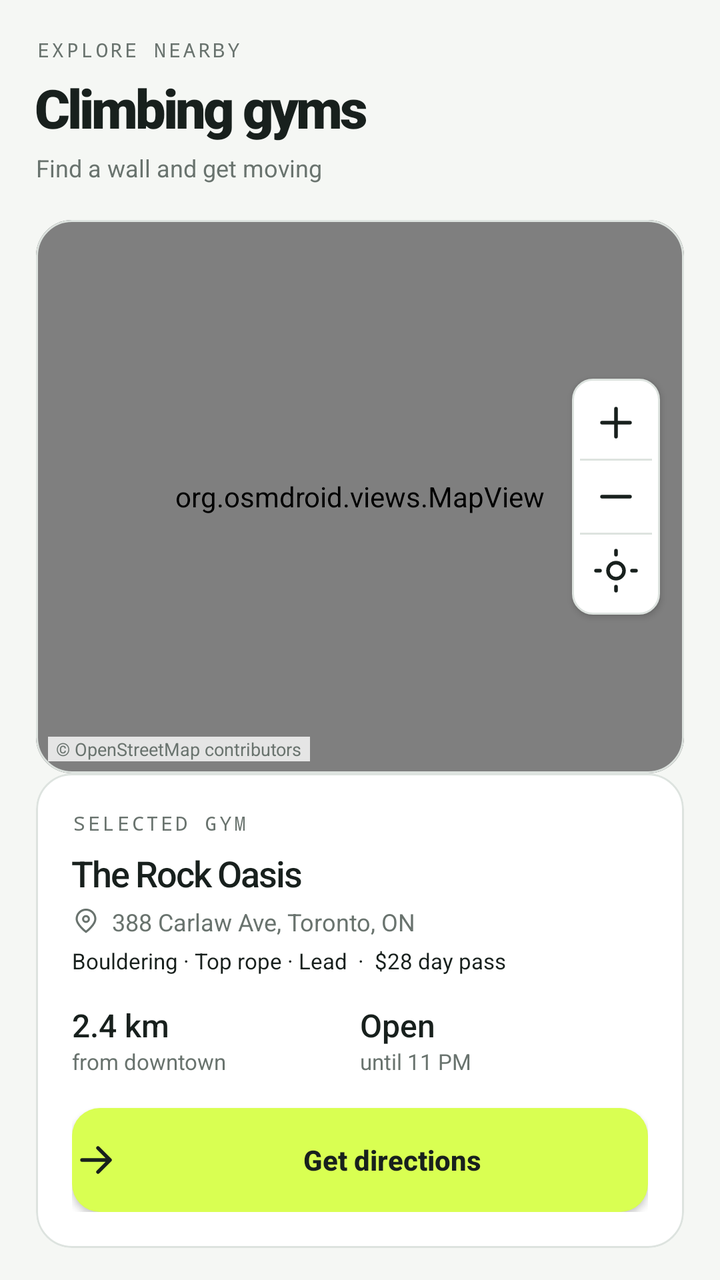
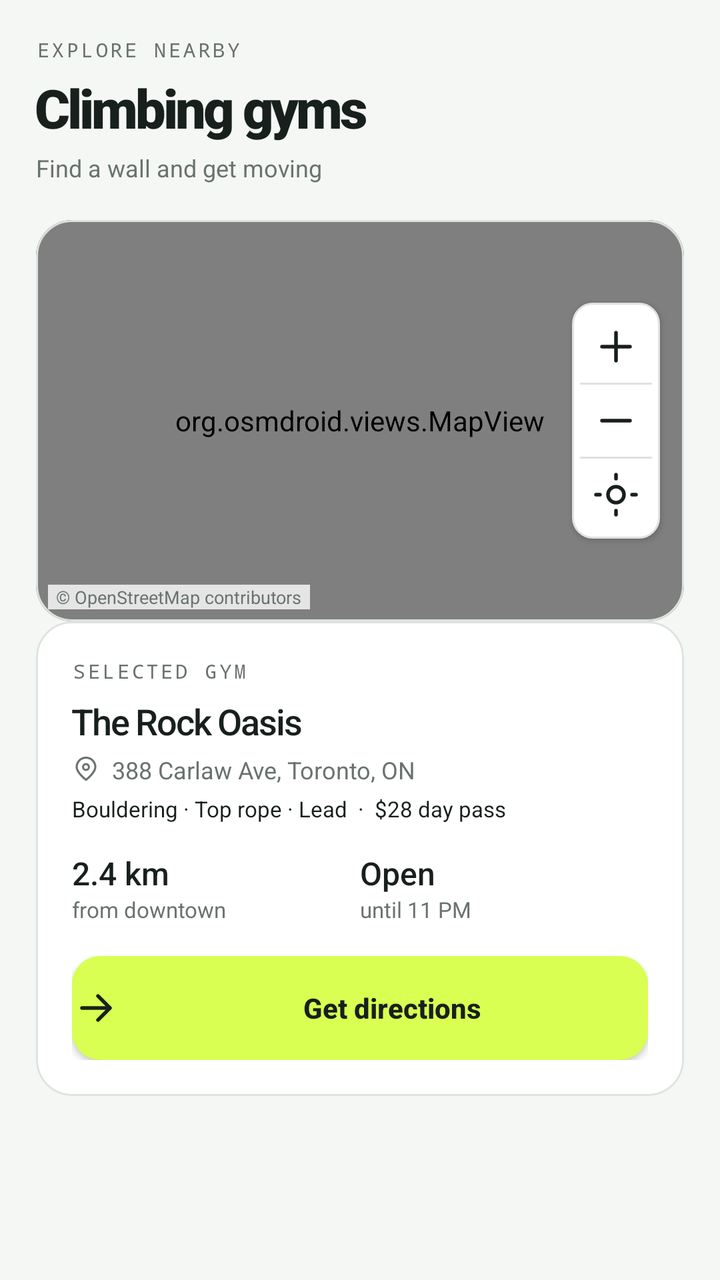

Before-and-after screenshots of an Android layout around one commit, followed by the original layout XML and the change that was made.
<!-- AndroidManifest.xml: application theme Theme.SendBeta -->
<!-- res/layout/fragment_map.xml -->
<?xml version="1.0" encoding="utf-8"?>
<androidx.constraintlayout.widget.ConstraintLayout
    xmlns:android="http://schemas.android.com/apk/res/android"
    xmlns:app="http://schemas.android.com/apk/res-auto"
    android:layout_width="match_parent"
    android:layout_height="match_parent"
    android:background="@color/paper">

    
    <LinearLayout
        android:id="@+id/header"
        android:layout_width="match_parent"
        android:layout_height="wrap_content"
        android:orientation="vertical"
        android:paddingHorizontal="18dp"
        android:paddingTop="18dp"
        app:layout_constraintTop_toTopOf="parent">

        <TextView
            android:layout_width="wrap_content"
            android:layout_height="wrap_content"
            android:fontFamily="monospace"
            android:letterSpacing="0.13"
            android:text="@string/explore_nearby"
            android:textAllCaps="true"
            android:textColor="@color/muted"
            android:textSize="10sp" />

        <TextView
            android:layout_width="wrap_content"
            android:layout_height="wrap_content"
            android:layout_marginTop="4dp"
            android:fontFamily="sans-serif-black"
            android:letterSpacing="-0.05"
            android:text="@string/climbing_gyms"
            android:textColor="@color/ink"
            android:textSize="27sp" />

        <TextView
            android:id="@+id/map_subtitle"
            android:layout_width="wrap_content"
            android:layout_height="wrap_content"
            android:layout_marginTop="4dp"
            android:text="@string/map_subtitle"
            android:textColor="@color/muted"
            android:textSize="12sp" />
    </LinearLayout>

    
    <HorizontalScrollView
        android:id="@+id/gym_chips_scroll"
        android:layout_width="match_parent"
        android:layout_height="wrap_content"
        android:layout_marginTop="10dp"
        android:clipToPadding="false"
        android:paddingHorizontal="18dp"
        android:scrollbars="none"
        app:layout_constraintTop_toBottomOf="@id/header">

        <com.google.android.material.chip.ChipGroup
            android:id="@+id/gym_chips"
            android:layout_width="wrap_content"
            android:layout_height="wrap_content"
            app:selectionRequired="true"
            app:singleLine="true"
            app:singleSelection="true" />
    </HorizontalScrollView>

    
    <com.google.android.material.card.MaterialCardView
        android:id="@+id/map_card"
        android:layout_width="match_parent"
        android:layout_height="0dp"
        android:layout_marginHorizontal="18dp"
        android:layout_marginTop="8dp"
        app:cardBackgroundColor="@color/line"
        app:cardCornerRadius="18dp"
        app:cardElevation="0dp"
        app:layout_constraintBottom_toTopOf="@id/gym_info_card"
        app:layout_constraintTop_toBottomOf="@id/gym_chips_scroll">

        <FrameLayout
            android:layout_width="match_parent"
            android:layout_height="match_parent">

            
            <org.osmdroid.views.MapView
                android:id="@+id/map_view"
                android:layout_width="match_parent"
                android:layout_height="match_parent" />

            
            <LinearLayout
                android:layout_width="wrap_content"
                android:layout_height="wrap_content"
                android:layout_gravity="end|center_vertical"
                android:layout_marginEnd="12dp"
                android:background="@drawable/map_controls_background"
                android:elevation="2dp"
                android:orientation="vertical"
                android:padding="4dp">

                <ImageButton
                    android:id="@+id/btn_zoom_in"
                    android:layout_width="36dp"
                    android:layout_height="36dp"
                    android:background="@android:color/transparent"
                    android:contentDescription="Zoom in"
                    android:src="@drawable/ic_plus"
                    app:tint="@color/ink" />

                <View
                    android:layout_width="match_parent"
                    android:layout_height="1dp"
                    android:background="@color/line" />

                <ImageButton
                    android:id="@+id/btn_zoom_out"
                    android:layout_width="36dp"
                    android:layout_height="36dp"
                    android:background="@android:color/transparent"
                    android:contentDescription="Zoom out"
                    android:src="@drawable/ic_minus"
                    app:tint="@color/ink" />

                <View
                    android:layout_width="match_parent"
                    android:layout_height="1dp"
                    android:background="@color/line" />

                <ImageButton
                    android:id="@+id/btn_my_location"
                    android:layout_width="36dp"
                    android:layout_height="36dp"
                    android:background="@android:color/transparent"
                    android:contentDescription="My location"
                    android:src="@drawable/ic_my_location"
                    app:tint="@color/ink" />
            </LinearLayout>

            
            <TextView
                android:layout_width="wrap_content"
                android:layout_height="wrap_content"
                android:layout_gravity="bottom|start"
                android:layout_margin="6dp"
                android:background="#CCFFFFFF"
                android:paddingHorizontal="4dp"
                android:text="© OpenStreetMap contributors"
                android:textColor="@color/muted"
                android:textSize="9sp" />
        </FrameLayout>
    </com.google.android.material.card.MaterialCardView>

    
    <com.google.android.material.card.MaterialCardView
        android:id="@+id/gym_info_card"
        android:layout_width="match_parent"
        android:layout_height="wrap_content"
        android:layout_marginHorizontal="18dp"
        android:layout_marginTop="12dp"
        android:layout_marginBottom="16dp"
        app:cardBackgroundColor="@color/white"
        app:cardCornerRadius="18dp"
        app:cardElevation="0dp"
        app:layout_constraintBottom_toBottomOf="parent"
        app:strokeColor="@color/line"
        app:strokeWidth="1dp">

        <LinearLayout
            android:layout_width="match_parent"
            android:layout_height="wrap_content"
            android:orientation="vertical"
            android:padding="18dp">

            <TextView
                android:layout_width="wrap_content"
                android:layout_height="wrap_content"
                android:fontFamily="monospace"
                android:letterSpacing="0.13"
                android:text="@string/selected_gym"
                android:textAllCaps="true"
                android:textColor="@color/muted"
                android:textSize="10sp" />

            <TextView
                android:id="@+id/gym_name"
                android:layout_width="wrap_content"
                android:layout_height="wrap_content"
                android:layout_marginTop="6dp"
                android:fontFamily="sans-serif-medium"
                android:letterSpacing="-0.04"
                android:text="The Rock Oasis"
                android:textColor="@color/ink"
                android:textSize="18sp" />

            <LinearLayout
                android:layout_width="wrap_content"
                android:layout_height="wrap_content"
                android:layout_marginTop="4dp"
                android:gravity="center_vertical"
                android:orientation="horizontal">

                <ImageView
                    android:layout_width="14dp"
                    android:layout_height="14dp"
                    android:src="@drawable/ic_location"
                    app:tint="@color/muted" />

                <TextView
                    android:id="@+id/gym_address"
                    android:layout_width="wrap_content"
                    android:layout_height="wrap_content"
                    android:layout_marginStart="6dp"
                    android:text="388 Carlaw Ave, Toronto, ON"
                    android:textColor="@color/muted"
                    android:textSize="12sp" />
            </LinearLayout>

            
            <TextView
                android:id="@+id/gym_types"
                android:layout_width="wrap_content"
                android:layout_height="wrap_content"
                android:layout_marginTop="4dp"
                android:text="Bouldering · Top rope · Lead  ·  $28 day pass"
                android:textColor="@color/ink"
                android:textSize="11sp" />

            
            <LinearLayout
                android:layout_width="match_parent"
                android:layout_height="wrap_content"
                android:layout_marginTop="14dp"
                android:orientation="horizontal">

                <LinearLayout
                    android:layout_width="0dp"
                    android:layout_height="wrap_content"
                    android:layout_weight="1"
                    android:orientation="vertical">

                    <TextView
                        android:id="@+id/gym_distance"
                        android:layout_width="wrap_content"
                        android:layout_height="wrap_content"
                        android:fontFamily="sans-serif-medium"
                        android:text="2.4 km"
                        android:textColor="@color/ink"
                        android:textSize="16sp" />

                    <TextView
                        android:id="@+id/gym_distance_label"
                        android:layout_width="wrap_content"
                        android:layout_height="wrap_content"
                        android:text="from downtown"
                        android:textColor="@color/muted"
                        android:textSize="11sp" />
                </LinearLayout>

                <LinearLayout
                    android:layout_width="0dp"
                    android:layout_height="wrap_content"
                    android:layout_weight="1"
                    android:orientation="vertical">

                    <TextView
                        android:id="@+id/gym_hours"
                        android:layout_width="wrap_content"
                        android:layout_height="wrap_content"
                        android:fontFamily="sans-serif-medium"
                        android:text="Open"
                        android:textColor="@color/ink"
                        android:textSize="16sp" />

                    <TextView
                        android:id="@+id/gym_hours_label"
                        android:layout_width="wrap_content"
                        android:layout_height="wrap_content"
                        android:text="until 11 PM"
                        android:textColor="@color/muted"
                        android:textSize="11sp" />
                </LinearLayout>
            </LinearLayout>

            
            <Button
                android:id="@+id/btn_directions"
                android:layout_width="match_parent"
                android:layout_height="52dp"
                android:layout_marginTop="16dp"
                android:background="@drawable/button_lime"
                android:drawableStart="@drawable/ic_arrow_forward"
                android:drawablePadding="8dp"
                android:text="@string/get_directions"
                android:textAllCaps="false"
                android:textColor="@color/ink"
                android:textSize="14sp"
                android:textStyle="bold"
                app:drawableTint="@color/ink" />
        </LinearLayout>
    </com.google.android.material.card.MaterialCardView>
</androidx.constraintlayout.widget.ConstraintLayout>
<!-- resources referenced by this layout -->
<resources>
  <color name="ink">#18201d</color>
  <color name="line">#dde3df</color>
  <color name="muted">#69736e</color>
  <color name="paper">#f5f7f4</color>
  <color name="white">#ffffff</color>
  <!-- drawable button_lime (drawable) -->
  <?xml version="1.0" encoding="utf-8"?>
  <shape xmlns:android="http://schemas.android.com/apk/res/android"
      android:shape="rectangle">
      <solid android:color="@color/lime" />
      <corners android:radius="14dp" />
  </shape>
  <!-- drawable ic_arrow_forward (drawable) -->
  <?xml version="1.0" encoding="utf-8"?>
  <vector xmlns:android="http://schemas.android.com/apk/res/android"
      android:width="24dp"
      android:height="24dp"
      android:viewportWidth="24"
      android:viewportHeight="24">
      <path
          android:pathData="M5,12h14M13,6l6,6 -6,6"
          android:strokeWidth="1.8"
          android:strokeColor="@color/ink"
          android:strokeLineCap="round"
          android:strokeLineJoin="round"
          android:fillColor="#00000000" />
  </vector>
  <!-- drawable ic_minus (drawable) -->
  <?xml version="1.0" encoding="utf-8"?>
  <vector xmlns:android="http://schemas.android.com/apk/res/android"
      android:width="24dp"
      android:height="24dp"
      android:viewportWidth="24"
      android:viewportHeight="24">
      <path
          android:pathData="M5,12H19"
          android:strokeWidth="1.8"
          android:strokeColor="@color/ink"
          android:strokeLineCap="round"
          android:strokeLineJoin="round"
          android:fillColor="#00000000"/>
  </vector>
  <!-- drawable ic_plus (drawable) -->
  <?xml version="1.0" encoding="utf-8"?>
  <vector xmlns:android="http://schemas.android.com/apk/res/android"
      android:width="24dp"
      android:height="24dp"
      android:viewportWidth="24"
      android:viewportHeight="24">
      <path
          android:pathData="M12 5v14M5 12h14"
          android:strokeWidth="1.8"
          android:strokeColor="@color/ink"
          android:strokeLineCap="round"
          android:strokeLineJoin="round"
          android:fillColor="#00000000" />
  </vector>
  <!-- drawable map_controls_background (drawable) -->
  <?xml version="1.0" encoding="utf-8"?>
  <shape xmlns:android="http://schemas.android.com/apk/res/android"
      android:shape="rectangle">
      <solid android:color="@color/white" />
      <corners android:radius="10dp" />
      <stroke
          android:width="1dp"
          android:color="@color/line" />
  </shape>
  <string name="climbing_gyms">Climbing gyms</string>
  <string name="explore_nearby">Explore nearby</string>
  <string name="get_directions">Get directions</string>
  <string name="map_subtitle">Find a wall and get moving</string>
  <string name="selected_gym">Selected gym</string>
  <style name="Theme.SendBeta" parent="Base.Theme.SendBeta" />
  <color name="lime">#d9ff52</color>
  <color name="lime_dark">#b9e72a</color>
  <style name="Widget.SendBeta.CardView" parent="Widget.Material3.CardView.Outlined">
          <item name="cardBackgroundColor">@color/white</item>
          <item name="cardCornerRadius">14dp</item>
          <item name="cardElevation">0dp</item>
          <item name="strokeColor">@color/line</item>
          <item name="strokeWidth">1dp</item>
      </style>
  <style name="Widget.SendBeta.Chip" parent="Widget.Material3.Chip.Filter">
          <item name="chipBackgroundColor">@color/chip_background_color</item>
          <item name="chipStrokeColor">@color/line</item>
          <item name="chipStrokeWidth">1dp</item>
          <item name="android:textColor">@color/chip_text_color</item>
          <item name="chipCornerRadius">20dp</item>
      </style>
  <!-- unchanged entries left out for length: 3 -->
</resources>

<!-- the commit's change to res/layout/fragment_map.xml (unified diff, before → after) -->
@@ -159,7 +159,7 @@
         android:layout_height="wrap_content"
         android:layout_marginHorizontal="18dp"
         android:layout_marginTop="12dp"
-        android:layout_marginBottom="16dp"
+        android:layout_marginBottom="92dp"
         app:cardBackgroundColor="@color/white"
         app:cardCornerRadius="18dp"
         app:cardElevation="0dp"
